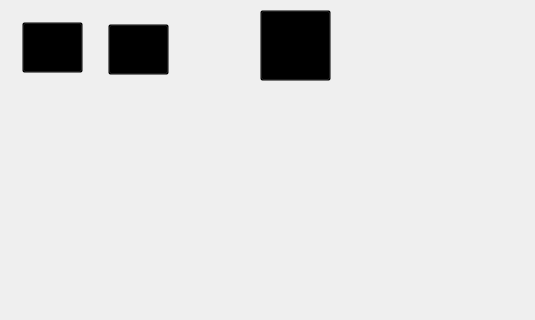
Before: the Qt Designer form TowerDefense/mainwindow.ui in vanny-laure-lamorte/POODPUML, drawn with Qt 5; both pictures show x 0 to 535 and y 0 to 320 of the 1500 by 750 pixel window.
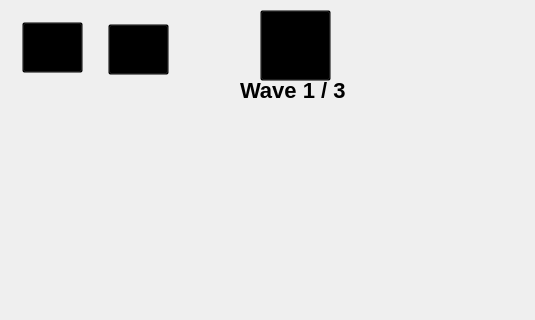
After: the same form once the commit is applied. Icons and pictures are not drawn.

Commit message: (feat) display wave number

The edit to the form file:
```diff
--- a/TowerDefense/mainwindow.ui
+++ b/TowerDefense/mainwindow.ui
@@ -547,7 +547,7 @@
       <property name="geometry">
        <rect>
         <x>270</x>
-        <y>80</y>
+        <y>100</y>
         <width>71</width>
         <height>21</height>
        </rect>
@@ -610,6 +610,25 @@
        <bool>true</bool>
       </property>
      </widget>
+     <widget class="QLabel" name="waveCounterLabel">
+      <property name="geometry">
+       <rect>
+        <x>240</x>
+        <y>80</y>
+        <width>111</width>
+        <height>20</height>
+       </rect>
+      </property>
+      <property name="styleSheet">
+       <string notr="true">font-size: 22px;
+    font-weight: 800;
+    color: black;
+        </string>
+      </property>
+      <property name="text">
+       <string>Wave 1 / 3</string>
+      </property>
+     </widget>
      <zorder>tower1</zorder>
      <zorder>upgradeShop1</zorder>
      <zorder>upgradeShop2</zorder>
```
Left out of the diff: 1 changed line with no effect on the pictures. The commit also changes 10 other files.
